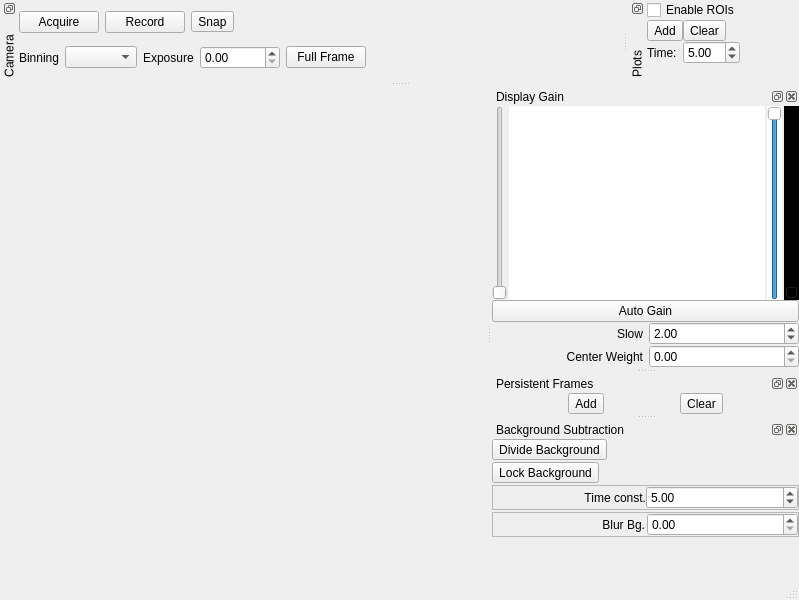
This is lib/modules/Camera/CameraTemplate.ui in acq4/acq4 as Qt 5 draws it before an edit. The edited form follows.
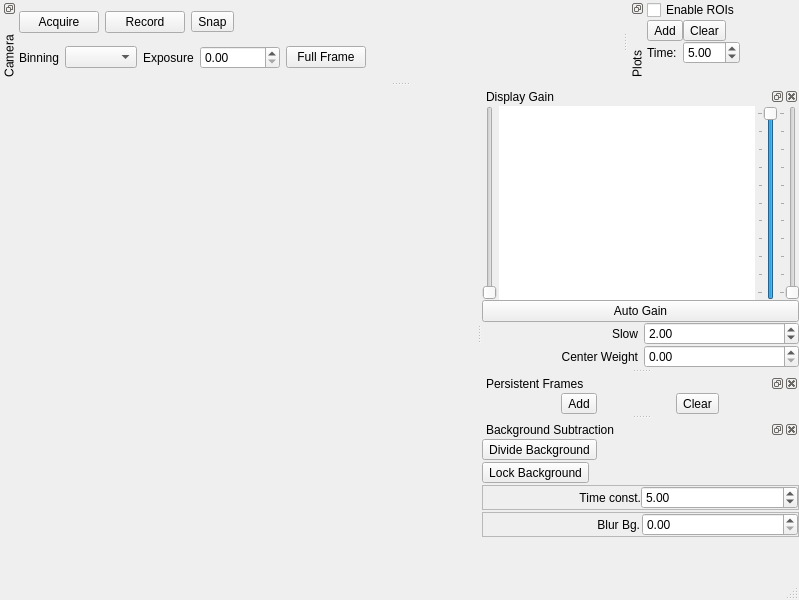
This is the edited form. Custom widgets are drawn as their Qt base class.

```diff
--- a/lib/modules/Camera/CameraTemplate.ui
+++ b/lib/modules/Camera/CameraTemplate.ui
@@ -247,9 +247,7 @@
           <string>Sets the white level of the image displayed. Does not affect images stored to disk.</string>
          </property>
          <property name="styleSheet">
-          <string notr="true">QSlider {
-    background-color: white;
-}</string>
+          <string notr="true"/>
          </property>
          <property name="maximum">
           <number>10000</number>
@@ -269,6 +267,12 @@
          <property name="orientation">
           <enum>Qt::Vertical</enum>
          </property>
+         <property name="tickPosition">
+          <enum>QSlider::TicksAbove</enum>
+         </property>
+         <property name="tickInterval">
+          <number>1000</number>
+         </property>
         </widget>
        </item>
        <item>
@@ -277,9 +281,7 @@
           <string>Sets the black level of the image displayed. Does not affect images stored to disk.</string>
          </property>
          <property name="styleSheet">
-          <string notr="true">QSlider {
-    background-color: black;
-}</string>
+          <string notr="true"/>
          </property>
          <property name="maximum">
           <number>10000</number>
@@ -300,7 +302,7 @@
           <bool>false</bool>
          </property>
          <property name="tickPosition">
-          <enum>QSlider::NoTicks</enum>
+          <enum>QSlider::TicksAbove</enum>
          </property>
          <property name="tickInterval">
           <number>1000</number>
```
